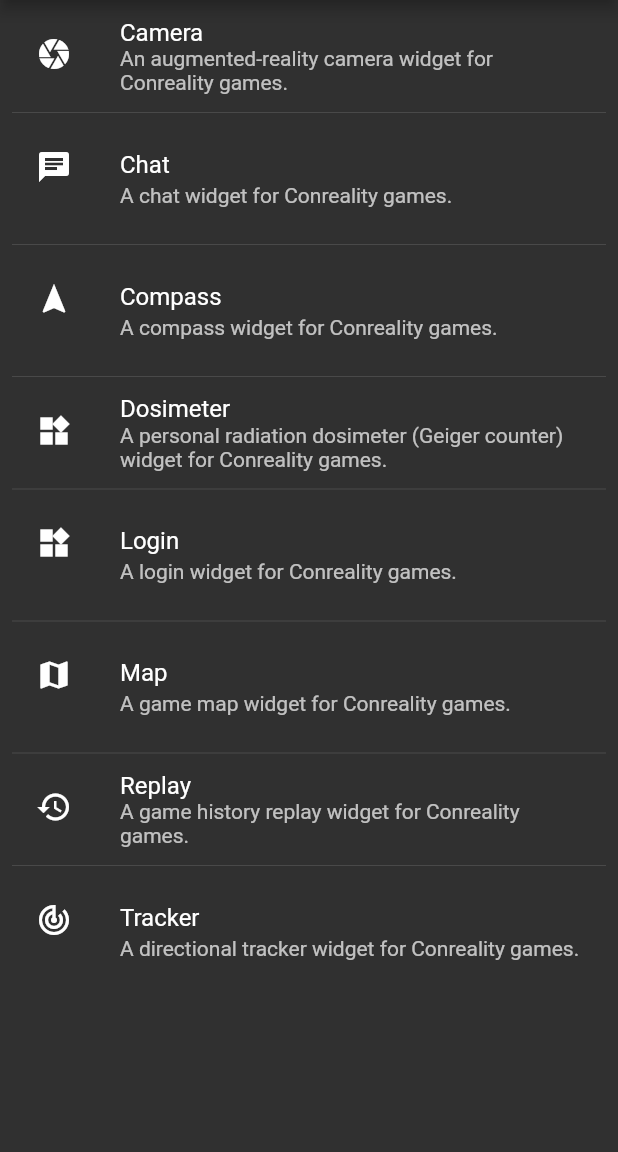
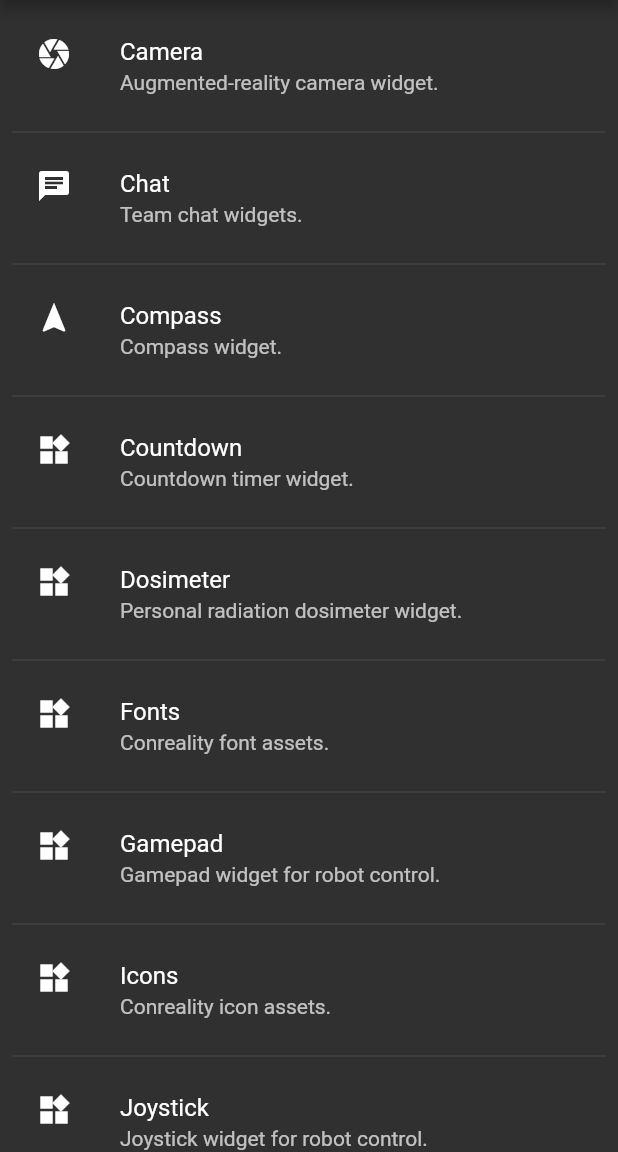
Before and after one commit to Conreality/conreality-developer, a Flutter app: the screen it shows after launch, on a phone screen of 412 x 824 dp, the part 84-1236 px from its top. Run offline on Flutter 3.47's test engine with Material 2 defaults, Android fonts, the phone set to English and light mode, and no system bars; our stand-ins replace package_info; missing offline and left inert: conreality_camera, conreality_chat, conreality_compass, conreality_dosimeter, conreality_login, conreality_map and 3 more; statements that could not run were skipped.

Commit message:
Updated the widget list.

```diff
--- a/lib/src/widget_list.dart
+++ b/lib/src/widget_list.dart
@@ -25,14 +25,20 @@ class WidgetInfo {
 ////////////////////////////////////////////////////////////////////////////////
 
 final List<WidgetInfo> _widgets = [
-  WidgetInfo(Icons.camera, CameraScreen.route, "Camera", "An augmented-reality camera widget for Conreality games."),
-  WidgetInfo(Icons.chat, ChatScreen.route, "Chat", "A chat widget for Conreality games."),
-  WidgetInfo(Icons.navigation, CompassScreen.route, "Compass", "A compass widget for Conreality games."),
-  WidgetInfo(null, DosimeterScreen.route, "Dosimeter", "A personal radiation dosimeter (Geiger counter) widget for Conreality games."), // TODO: icon
-  WidgetInfo(null, LoginScreen.route, "Login", "A login widget for Conreality games."), // TODO: icon
-  WidgetInfo(Icons.map, MapScreen.route, "Map", "A game map widget for Conreality games."),
-  WidgetInfo(Icons.history, ReplayScreen.route, "Replay", "A game history replay widget for Conreality games."),
-  WidgetInfo(Icons.track_changes, TrackerScreen.route, "Tracker", "A directional tracker widget for Conreality games."),
+  WidgetInfo(Icons.camera, CameraScreen.route, "Camera", "Augmented-reality camera widget."),
+  WidgetInfo(Icons.chat, ChatScreen.route, "Chat", "Team chat widgets."),
+  WidgetInfo(Icons.navigation, CompassScreen.route, "Compass", "Compass widget."),
+  WidgetInfo(null, "/", "Countdown", "Countdown timer widget."), // TODO: icon, route
+  WidgetInfo(null, DosimeterScreen.route, "Dosimeter", "Personal radiation dosimeter widget."), // TODO: icon
+  WidgetInfo(null, "/", "Fonts", "Conreality font assets."), // TODO: icon, route
+  WidgetInfo(null, "/", "Gamepad", "Gamepad widget for robot control."), // TODO: icon, route
+  WidgetInfo(null, "/", "Icons", "Conreality icon assets."), // TODO: icon, route
+  WidgetInfo(null, "/", "Joystick", "Joystick widget for robot control."), // TODO: icon, route
+  WidgetInfo(null, LoginScreen.route, "Login", "Login form widgets."), // TODO: icon
+  WidgetInfo(null, "/", "Logo", "Conreality logo assets."), // TODO: icon, route
+  WidgetInfo(Icons.map, MapScreen.route, "Map", "Game map and marker widgets."),
+  WidgetInfo(Icons.history, ReplayScreen.route, "Replay", "Game history replay widgets."),
+  WidgetInfo(Icons.track_changes, TrackerScreen.route, "Tracker", "Directional and distance tracker widgets."),
 ];
 
 ////////////////////////////////////////////////////////////////////////////////
```
Also changed, not shown: pubspec.yaml (+36 -0 lines), pubspec.lock.
